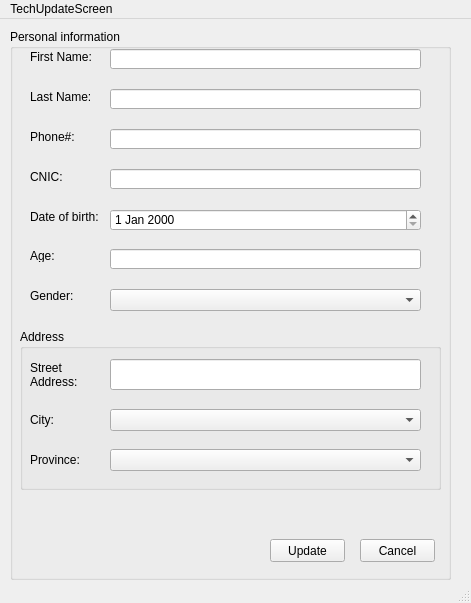
First picture: the form in Screens/Technician UpdatePatient.ui, repository RaahimHash/DBMS-Project-UHU-Clinic, before the edit.
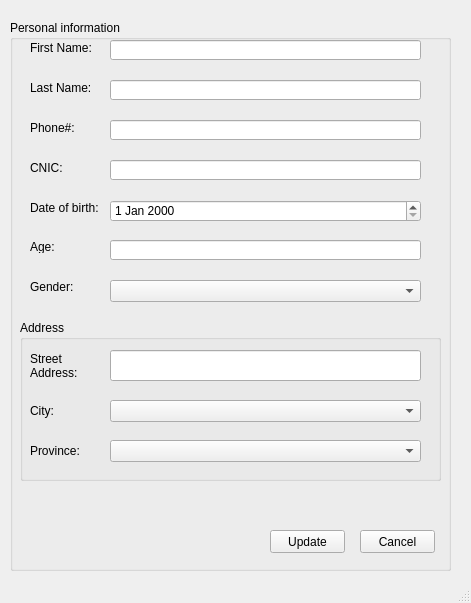
Second picture: the form after the edit.

What changed in the file:
```diff
--- a/Screens/Technician UpdatePatient.ui
+++ b/Screens/Technician UpdatePatient.ui
@@ -18,7 +18,7 @@
     <property name="geometry">
      <rect>
       <x>10</x>
-      <y>10</y>
+      <y>20</y>
       <width>441</width>
       <height>551</height>
      </rect>
@@ -304,22 +304,6 @@
     </widget>
    </widget>
   </widget>
-  <widget class="QMenuBar" name="menubar">
-   <property name="geometry">
-    <rect>
-     <x>0</x>
-     <y>0</y>
-     <width>471</width>
-     <height>21</height>
-    </rect>
-   </property>
-   <widget class="QMenu" name="menuTechUpdateScreen">
-    <property name="title">
-     <string>TechUpdateScreen</string>
-    </property>
-   </widget>
-   <addaction name="menuTechUpdateScreen"/>
-  </widget>
   <widget class="QStatusBar" name="statusbar"/>
  </widget>
  <resources/>
```
Left out of the diff: 3 changed lines with no effect on the pictures.
